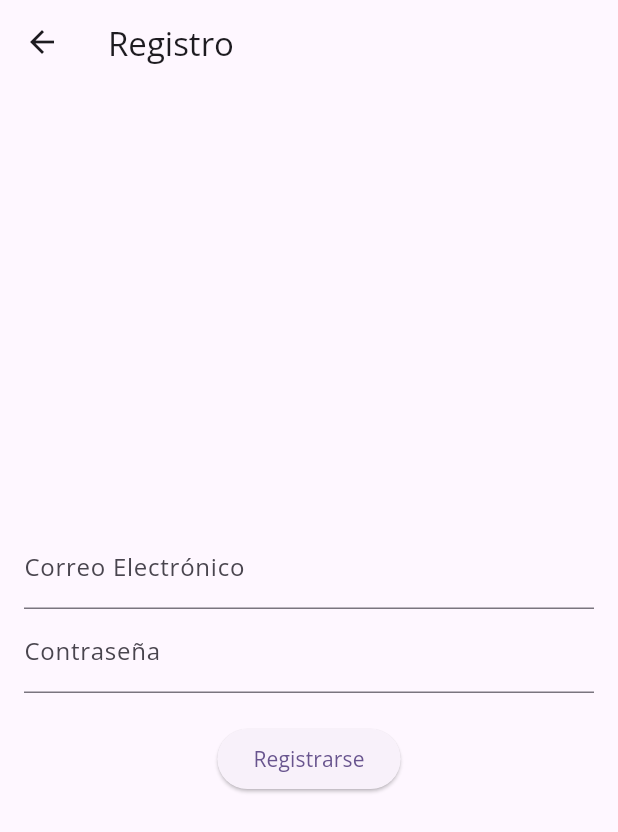
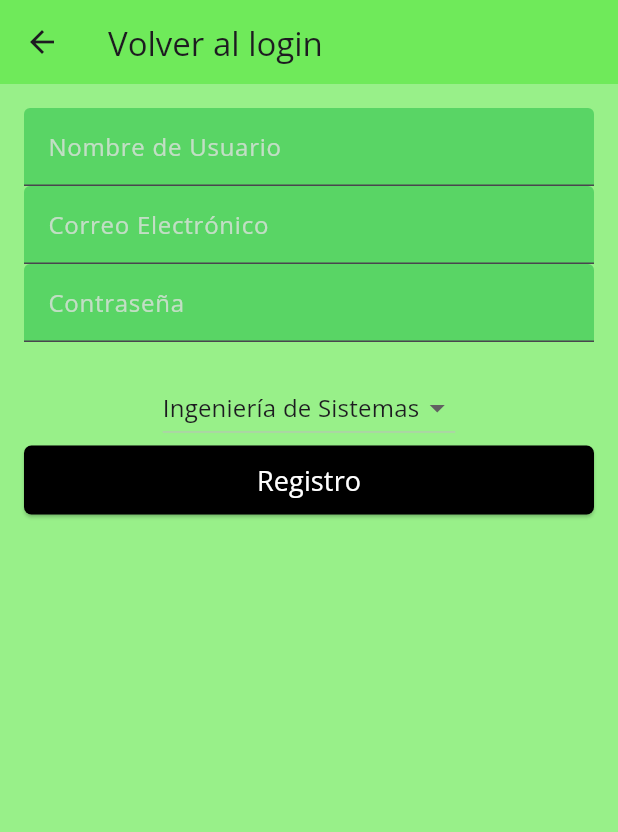
Before and after one commit to Andrezvd/LFRU-UIS, a Flutter app: the RegistroPage screen opened directly, on a phone screen of 412 x 824 dp. Shown: the top 832 px of the screen. Run offline on Flutter 3.47's test engine with Material 3 defaults, Android fonts, the phone set to English and light mode, and no system bars; our stand-ins replace cloud_firestore, firebase_auth, firebase_core; accounts and stored records are empty.

Commit message:
Agregación de firestore para uso de base de datos por modelos, Y ventana de registro funcionando con la creación del usuario

```diff
--- a/lib/vistas/iniciar_sesion/registro.dart
+++ b/lib/vistas/iniciar_sesion/registro.dart
@@ -1,5 +1,6 @@
 import 'package:flutter/material.dart';
 import 'package:firebase_auth/firebase_auth.dart';
+import 'package:cloud_firestore/cloud_firestore.dart'; // Asegúrate de agregar esta línea
 
 class RegistroPage extends StatefulWidget {
   const RegistroPage({super.key});
@@ -11,11 +12,22 @@ class RegistroPage extends StatefulWidget {
 class _RegistroPageState extends State<RegistroPage> {
   final TextEditingController _emailController = TextEditingController();
   final TextEditingController _passwordController = TextEditingController();
+  final TextEditingController _usuarioController = TextEditingController();
+
+  String carreraSeleccionada = 'Ingeniería de Sistemas'; // Opción por defecto
+  final List<String> carreras = [
+    'Ingeniería de Sistemas',
+    'Ingeniería Civil',
+    'Medicina',
+    'Derecho',
+    'Ingeniería Eléctronica'
+  ];
 
   Future<void> _register() async {
     try {
       // Crear usuario con email y contraseña
-      UserCredential userCredential = await FirebaseAuth.instance.createUserWithEmailAndPassword(
+      UserCredential userCredential =
+          await FirebaseAuth.instance.createUserWithEmailAndPassword(
         email: _emailController.text.trim(),
         password: _passwordController.text.trim(),
       );
@@ -23,8 +35,17 @@ class _RegistroPageState extends State<RegistroPage> {
       // Enviar correo de verificación
       await userCredential.user?.sendEmailVerification();
 
-      print("Correo de verificación enviado");
-      // Mostrar mensaje al usuario
+      // Guardar datos adicionales en Firestore
+      await FirebaseFirestore.instance
+          .collection('usuarios')
+          .doc(userCredential.user?.uid)
+          .set({
+        'usuario': _usuarioController.text.trim(),
+        'carrera': carreraSeleccionada,
+        'correo': _emailController.text.trim(),
+        'Titulo': false,
+      });
+
       ScaffoldMessenger.of(context).showSnackBar(
         const SnackBar(
           content: Text('Registro exitoso. Por favor, verifica tu correo.'),
@@ -33,10 +54,8 @@ class _RegistroPageState extends State<RegistroPage> {
 
       // Regresar a la pantalla de inicio de sesión
       Navigator.pop(context);
-
     } on FirebaseAuthException catch (e) {
       print("Error al registrar: $e");
-      // Muestra el mensaje de error en la interfaz
       ScaffoldMessenger.of(context).showSnackBar(
         SnackBar(content: Text("Error: ${e.message}")),
       );
@@ -46,27 +65,84 @@ class _RegistroPageState extends State<RegistroPage> {
   @override
   Widget build(BuildContext context) {
     return Scaffold(
+      backgroundColor: const Color.fromARGB(153, 84, 230, 59),
       appBar: AppBar(
-        title: const Text('Registro'),
+        title: const Text('Volver al login'),
+        backgroundColor: const Color.fromARGB(153, 84, 230, 59),
       ),
       body: Padding(
-        padding: const EdgeInsets.all(16.0),
+        padding: const EdgeInsets.all(16),
         child: Column(
-          mainAxisAlignment: MainAxisAlignment.center,
+          mainAxisAlignment: MainAxisAlignment.start,
           children: [
             TextField(
+              controller: _usuarioController,
+              decoration: const InputDecoration(
+                labelText: 'Nombre de Usuario',
+                labelStyle:
+                    TextStyle(color: Color.fromARGB(196, 225, 225, 225)),
+                fillColor: Color.fromRGBO(26, 186, 66, 0.498),
+                filled: true,
+              ),
+              style: const TextStyle(fontSize: 13, color: Colors.white),
+            ),
+            TextField(
               controller: _emailController,
-              decoration: const InputDecoration(labelText: 'Correo Electrónico'),
+              decoration: const InputDecoration(
+                labelText: 'Correo Electrónico',
+                labelStyle:
+                    TextStyle(color: Color.fromARGB(196, 225, 225, 225)),
+                fillColor: Color.fromRGBO(26, 186, 66, 0.498),
+                filled: true,
+              ),
+              style: const TextStyle(fontSize: 13, color: Colors.white),
             ),
             TextField(
               controller: _passwordController,
-              decoration: const InputDecoration(labelText: 'Contraseña'),
+              decoration: const InputDecoration(
+                labelText: 'Contraseña',
+                labelStyle:
+                    TextStyle(color: Color.fromARGB(196, 225, 225, 225)),
+                fillColor: Color.fromRGBO(26, 186, 66, 0.498),
+                filled: true,
+              ),
+              style: const TextStyle(fontSize: 13, color: Colors.white),
               obscureText: true,
             ),
             const SizedBox(height: 20),
-            ElevatedButton(
-              onPressed: _register,
-              child: const Text('Registrarse'),
+            DropdownButton<String>(
+              value: carreraSeleccionada,
+              onChanged: (String? newValue) {
+                setState(() {
+                  carreraSeleccionada = newValue!;
+                });
+              },
+              items: carreras.map<DropdownMenuItem<String>>((String value) {
+                return DropdownMenuItem<String>(
+                  value: value,
+                  child: Text(value),
+                );
+              }).toList(),
+            ),
+            SizedBox(
+              width: double.infinity,
+              child: ElevatedButton(
+                onPressed: _register,
+                style: ElevatedButton.styleFrom(
+                  backgroundColor: const Color.fromARGB(255, 0, 0, 0),
+                  shape: const RoundedRectangleBorder(
+                    borderRadius: BorderRadius.all(Radius.circular(5)),
+                  ),
+                  padding: const EdgeInsets.all(10),
+                ),
+                child: const Text(
+                  'Registro',
+                  style: TextStyle(
+                    fontSize: 18,
+                    color: Colors.white,
+                  ),
+                ),
+              ),
             ),
           ],
         ),
--- a/pubspec.yaml
+++ b/pubspec.yaml
@@ -37,6 +37,7 @@ dependencies:
   cupertino_icons: ^1.0.8
   firebase_core: ^3.6.0
   firebase_auth: ^5.3.1
+  cloud_firestore: ^5.4.4
 
 dev_dependencies:
   flutter_test:
```
Also changed, not shown: lib/vistas/iniciar_sesion/login.dart (+47 -49 lines), pubspec.lock, 3 other files.
